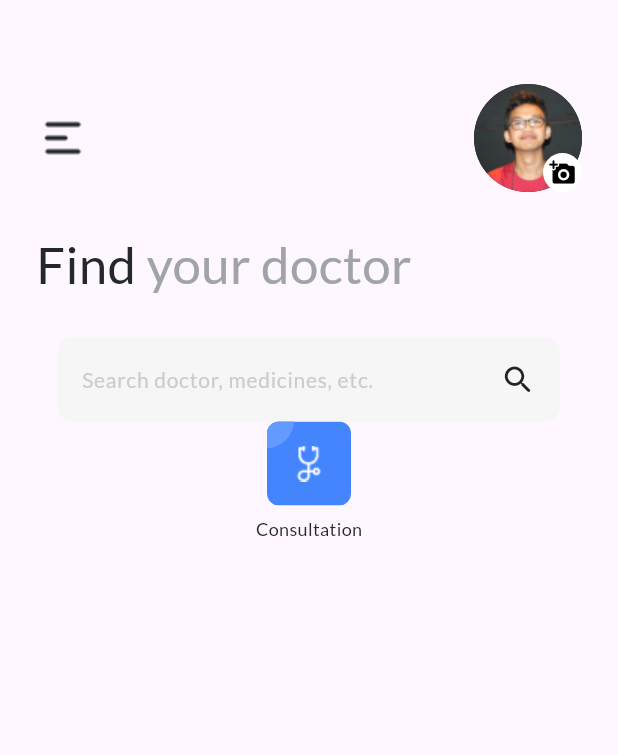
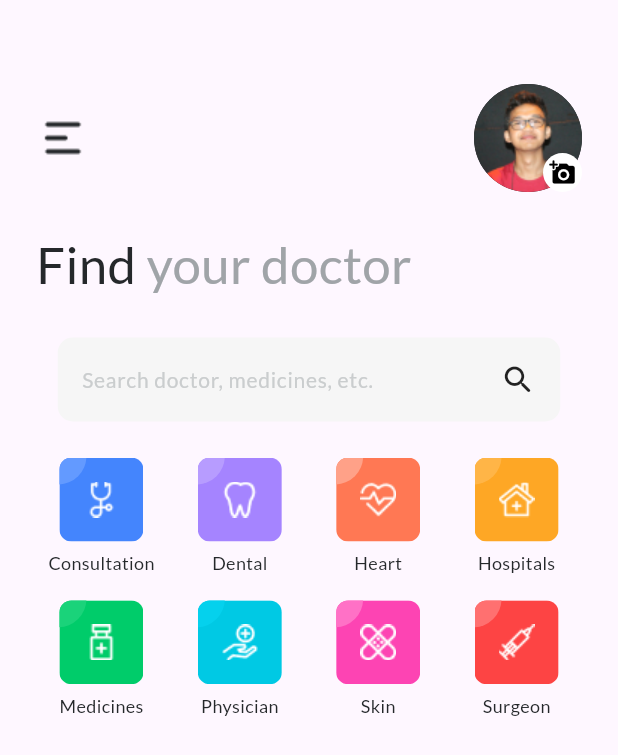
Before and after one commit to czarbasanal/flutter_doctor_app, a Flutter app: the screen it shows after launch, on a phone screen of 412 x 824 dp. Shown: the top 755 px of the screen. Run offline on Flutter 3.47's test engine with Material 2 defaults, Android fonts, the phone set to English and light mode, and no system bars; our stand-ins replace google_fonts.

Commit message:
final grid menu

```diff
--- a/lib/grid_menu.dart
+++ b/lib/grid_menu.dart
@@ -17,6 +17,8 @@ class GridMenu extends StatelessWidget {
       gridDelegate: const SliverGridDelegateWithFixedCrossAxisCount(
         crossAxisCount: 4,
         childAspectRatio: 1.0,
+        mainAxisSpacing: 8.0,
+        crossAxisSpacing: 5.0,
       ),
       itemCount: icons.length,
       itemBuilder: (context, index) {
--- a/lib/home_page.dart
+++ b/lib/home_page.dart
@@ -50,12 +50,59 @@ class HomePage extends StatelessWidget {
                 ),
               ),
               SearchBarWidget(onTextChanged: (value) => ''),
-              const MenuIcon(
-                backgroundColor: 0xff4485FD,
-                highlightColor: 0xff639AFF,
-                icon: 'images/007-stethoscope.png',
-                label: 'Consultation',
-              ),
+              const Padding(
+                padding: EdgeInsets.only(top: 24.0, bottom: 24.0),
+                child: GridMenu(icons: [
+                  MenuIcon(
+                    backgroundColor: 0xff4485FD,
+                    highlightColor: 0xff639AFF,
+                    icon: 'images/007-stethoscope.png',
+                    label: 'Consultation',
+                  ),
+                  MenuIcon(
+                    backgroundColor: 0xffA584FF,
+                    highlightColor: 0xffB79CFF,
+                    icon: 'images/004-teeth.png',
+                    label: 'Dental',
+                  ),
+                  MenuIcon(
+                    backgroundColor: 0xffFF7854,
+                    highlightColor: 0xffFFA188,
+                    icon: 'images/017-heart.png',
+                    label: 'Heart',
+                  ),
+                  MenuIcon(
+                    backgroundColor: 0xffFEA725,
+                    highlightColor: 0xffFFB547,
+                    icon: 'images/024-clinic.png',
+                    label: 'Hospitals',
+                  ),
+                  MenuIcon(
+                    backgroundColor: 0xff00CC6A,
+                    highlightColor: 0xff1AD37A,
+                    icon: 'images/012-medicine.png',
+                    label: 'Medicines',
+                  ),
+                  MenuIcon(
+                    backgroundColor: 0xff00C9E4,
+                    highlightColor: 0xff05D1ED,
+                    icon: 'images/013-care-2.png',
+                    label: 'Physician',
+                  ),
+                  MenuIcon(
+                    backgroundColor: 0xffFD44B3,
+                    highlightColor: 0xffFF71C6,
+                    icon: 'images/028-bandage.png',
+                    label: 'Skin',
+                  ),
+                  MenuIcon(
+                    backgroundColor: 0xffFD4444,
+                    highlightColor: 0xffFF7070,
+                    icon: 'images/005-syringe.png',
+                    label: 'Surgeon',
+                  ),
+                ]),
+              )
             ],
           ),
         ),
--- a/lib/menu_icon.dart
+++ b/lib/menu_icon.dart
@@ -42,7 +42,7 @@ class MenuIcon extends StatelessWidget {
           ]),
         ),
         Padding(
-          padding: const EdgeInsets.only(top: 7.0),
+          padding: const EdgeInsets.only(top: 6.0),
           child: Text(
             label,
             style: GoogleFonts.lato(
```
Also changed, not shown: images/004-teeth.png (added), images/005-syringe.png (added), images/012-medicine.png (added), images/013-care-2.png (added), images/017-heart.png (added), images/024-clinic.png (added), images/028-bandage.png (added).
